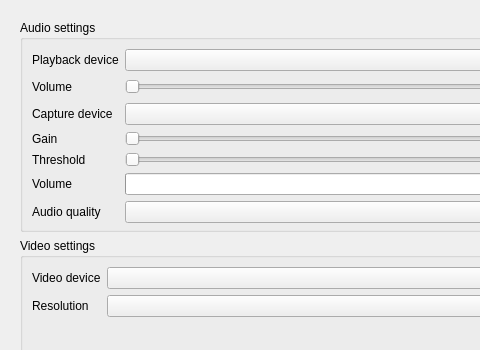
The window that src/widget/form/settings/avform.ui (qTox/qTox) describes before a commit, drawn with Qt 5; both pictures show x 0 to 480 and y 0 to 350 of the 842 by 507 pixel window.
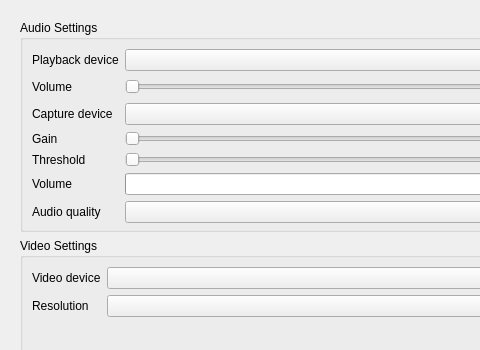
The same window after the commit. Custom widgets are drawn as their Qt base class.

Patch:
```diff
--- a/src/widget/form/settings/avform.ui
+++ b/src/widget/form/settings/avform.ui
@@ -38,7 +38,7 @@
        <item>
         <widget class="QGroupBox" name="audioGroup">
          <property name="title">
-          <string>Audio settings</string>
+          <string>Audio Settings</string>
          </property>
          <layout class="QGridLayout" name="gridLayout_3">
           <property name="bottomMargin">
@@ -165,7 +165,7 @@
        <item>
         <widget class="QGroupBox" name="videoGroup">
          <property name="title">
-          <string>Video settings</string>
+          <string>Video Settings</string>
          </property>
          <layout class="QVBoxLayout" name="verticalLayout">
           <item>
```
